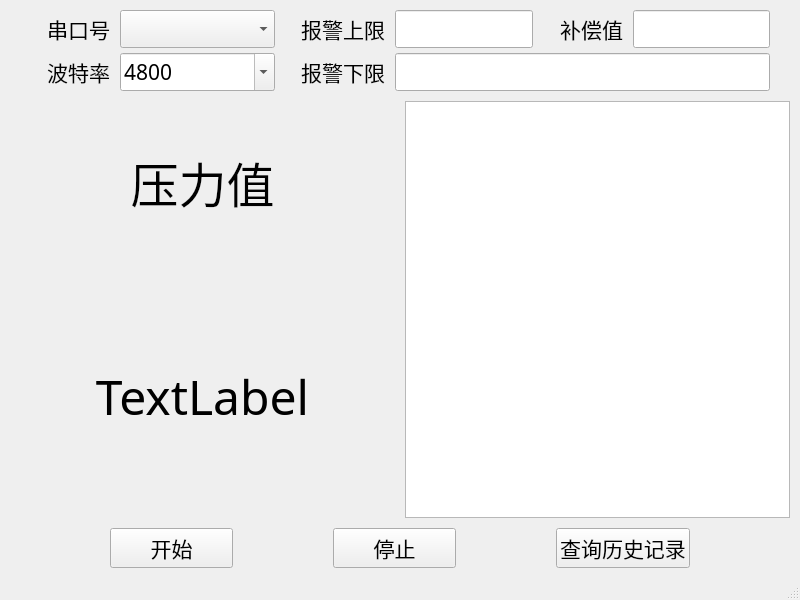
This is readpress/untitled/mainwindow.ui in NewJerseyBB62/qt as Qt 5 draws it before an edit. The edited form follows.
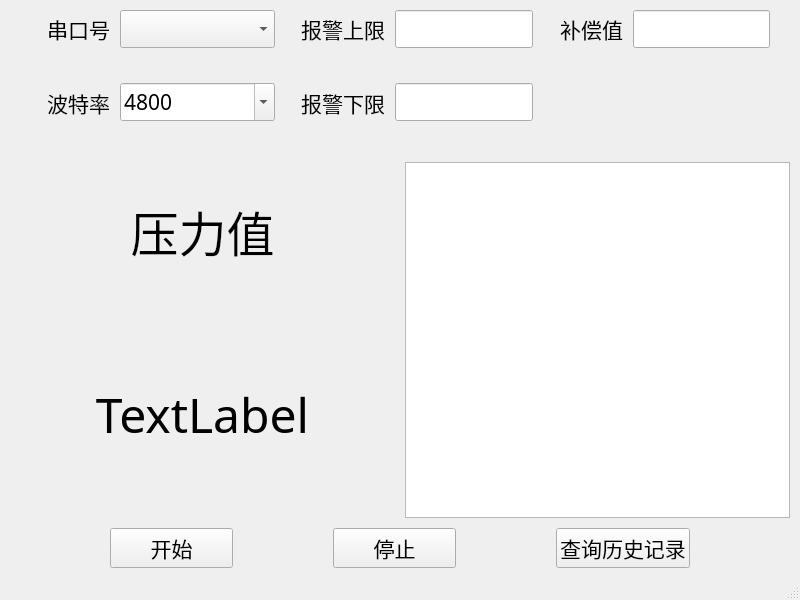
This is the edited form.

The edit to the form file:
```diff
--- a/readpress/untitled/mainwindow.ui
+++ b/readpress/untitled/mainwindow.ui
@@ -178,7 +178,7 @@
        </layout>
       </item>
       <item>
-       <layout class="QHBoxLayout" name="horizontalLayout_3" stretch="1,2,1,5">
+       <layout class="QHBoxLayout" name="horizontalLayout_3" stretch="1,2,1,2,1,2">
         <property name="spacing">
          <number>10</number>
         </property>
@@ -303,6 +303,32 @@
           </property>
          </widget>
         </item>
+        <item>
+         <widget class="QLabel" name="label_8">
+          <property name="minimumSize">
+           <size>
+            <width>80</width>
+            <height>30</height>
+           </size>
+          </property>
+          <property name="text">
+           <string/>
+          </property>
+         </widget>
+        </item>
+        <item>
+         <widget class="QLabel" name="label_9">
+          <property name="minimumSize">
+           <size>
+            <width>100</width>
+            <height>30</height>
+           </size>
+          </property>
+          <property name="text">
+           <string/>
+          </property>
+         </widget>
+        </item>
        </layout>
       </item>
      </layout>
@@ -356,6 +382,7 @@
         <property name="font">
          <font>
           <family>微软雅黑</family>
+          <pointsize>16</pointsize>
          </font>
         </property>
        </widget>
```
Left out of the diff: 24 changed lines with no effect on the pictures.
